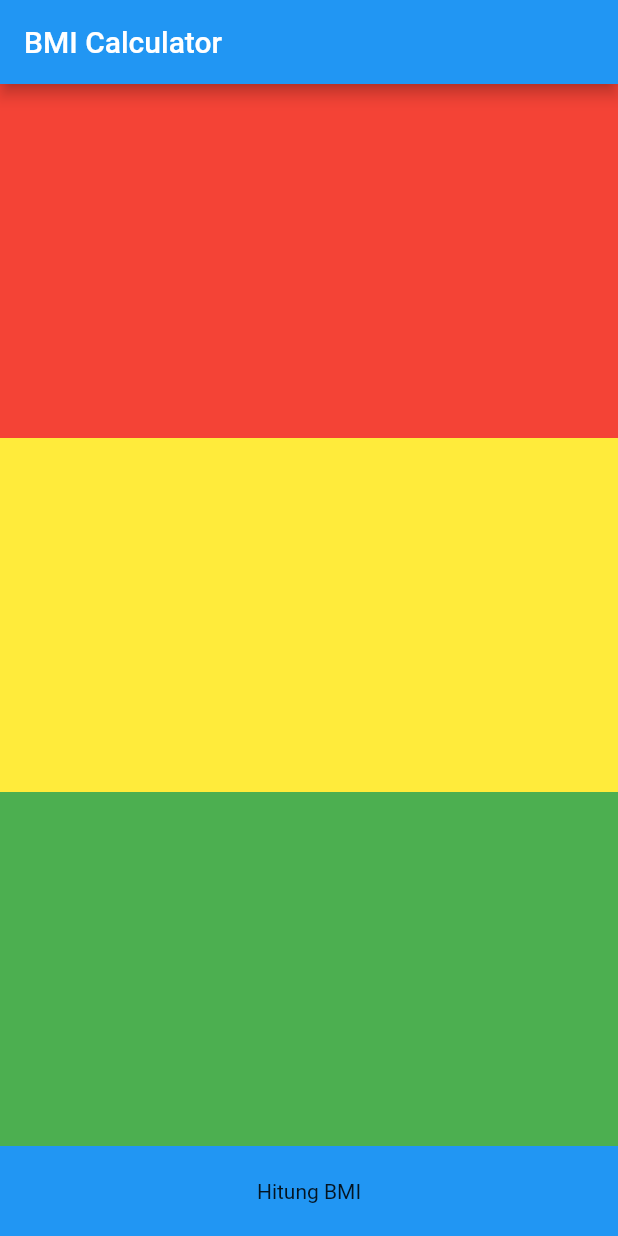
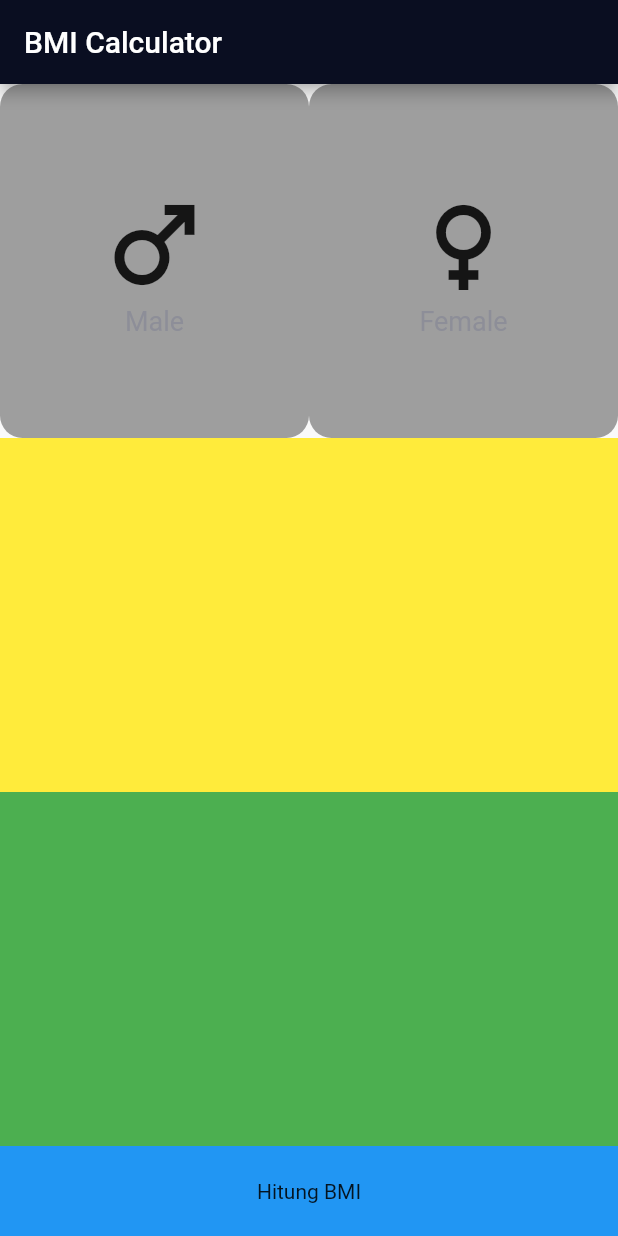
Before and after one commit to ihsansatriawan/bmi_apps, a Flutter app: the screen it shows after launch, on a phone screen of 412 x 824 dp. Run offline on Flutter 3.47's test engine with Material 2 defaults, Android fonts, the phone set to English and light mode, and no system bars.

Commit message:
Give style in first section

```diff
--- a/lib/bmi_data_screen.dart
+++ b/lib/bmi_data_screen.dart
@@ -17,9 +17,62 @@ class _BmiDataScreenState extends State<BmiDataScreen> {
       ),
       body: Column(
         children: [
-          Expanded(child: Container(
-            color: Colors.red,
-          )),
+          Expanded(
+            child: Container(
+              child: Row(
+                children: [
+                  Expanded(
+                    child: Container(
+                      decoration: BoxDecoration(
+                        color: Colors.grey,
+                        borderRadius: BorderRadius.circular(15)
+                      ),
+                      child: Column(
+                        mainAxisAlignment: MainAxisAlignment.center,
+                        children: const [
+                          Icon(
+                            Icons.male,
+                            size: 80,
+                          ),
+                          Text(
+                            "Male",
+                            style: TextStyle(
+                              fontSize: 18,
+                              color: Color(0xff8d8e98)
+                            ),
+                          ),
+                        ],
+                      ),
+                    ),
+                  ),
+                  Expanded(
+                    child: Container(
+                      decoration: BoxDecoration(
+                        color: Colors.grey,
+                        borderRadius: BorderRadius.circular(15)
+                      ),
+                      child: Column(
+                        mainAxisAlignment: MainAxisAlignment.center,
+                        children: const [
+                          Icon(
+                            Icons.female,
+                            size: 80,
+                          ),
+                          Text(
+                            "Female",
+                            style: TextStyle(
+                              fontSize: 18,
+                              color: Color(0xff8d8e98)
+                            ),
+                          ),
+                        ],
+                      ),
+                    ),
+                  ),
+                ],
+              ),
+            ),
+          ),
           Expanded(child: Container(
             color: Colors.yellow,
           )),
--- a/lib/main.dart
+++ b/lib/main.dart
@@ -14,6 +14,9 @@ class MyApp extends StatelessWidget {
     return MaterialApp(
       title: 'Flutter Demo',
       theme: ThemeData(
+        appBarTheme: AppBarTheme(
+          backgroundColor: Color(0xff0A0E21)
+        ),
         // This is the theme of your application.
         //
         // Try running your application with "flutter run". You'll see the
```
